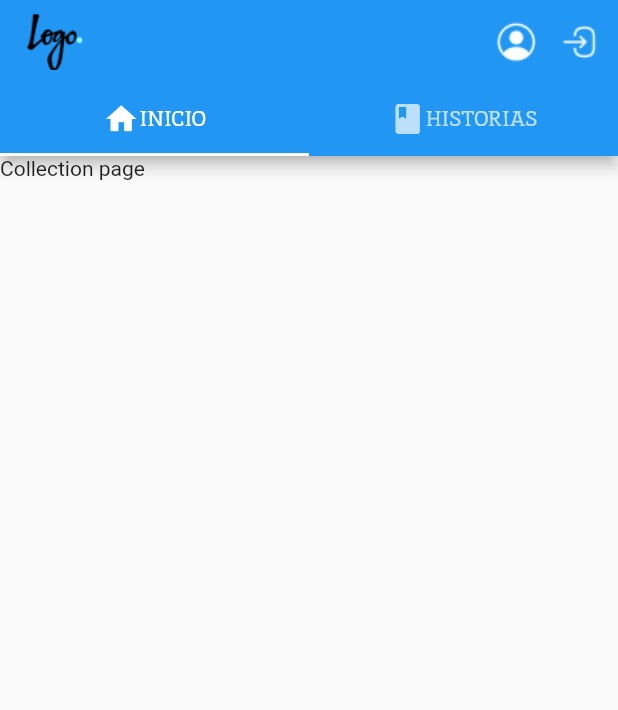
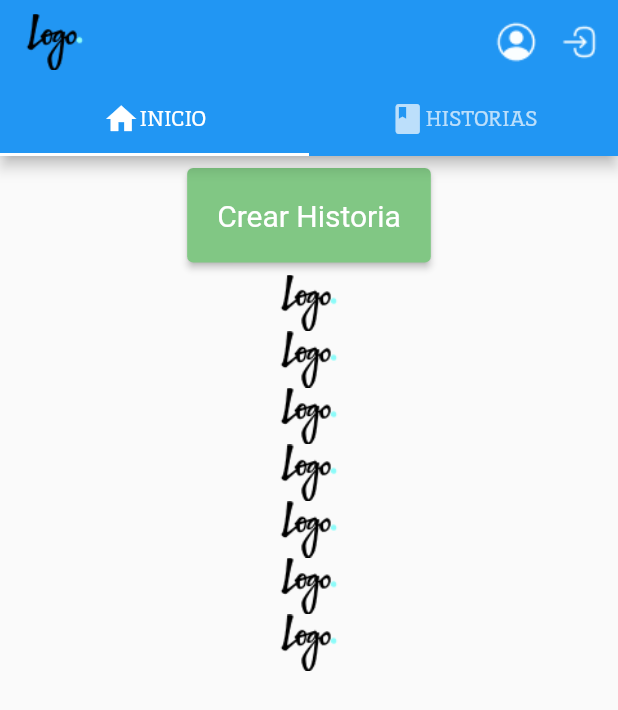
Before and after one commit to HuamanAngel/softales, a Flutter app: the screen it shows after launch, on a phone screen of 412 x 824 dp. Shown: the top 710 px of the screen. Run offline on Flutter 3.47's test engine with Material 2 defaults, Android fonts, the phone set to English and light mode, and no system bars; missing offline and left inert: flutter_secure_storage_web.

Commit message:
Crear Historia

```diff
--- a/lib/presentation/home/collection/collection_page.dart
+++ b/lib/presentation/home/collection/collection_page.dart
@@ -10,6 +10,55 @@ class CollectionPage extends StatefulWidget {
 class _CollectionPageState extends State<CollectionPage> {
   @override
   Widget build(BuildContext context) {
-    return Container(child: Text("Collection page"));
+    return SingleChildScrollView(
+        child: Column(
+            mainAxisAlignment: MainAxisAlignment.center,
+            children: <Widget>[
+          ButtonBar(
+            alignment: MainAxisAlignment.center,
+            children: <Widget>[
+              ElevatedButton(
+                onPressed: () {},
+                style: ButtonStyle(
+                  backgroundColor:
+                      MaterialStateProperty.all<Color>(Colors.green.shade300),
+                  padding: MaterialStateProperty.all<EdgeInsetsGeometry>(
+                      const EdgeInsets.all(20)),
+                  textStyle: MaterialStateProperty.all<TextStyle>(
+                      const TextStyle(fontSize: 20)),
+                ),
+                child: const Text("Crear Historia"),
+              ),
+            ],
+          ),
+          Image(
+            image: const AssetImage("assets/images/Logo.png"),
+            width: MediaQuery.of(context).size.width * 0.1,
+          ),
+          Image(
+            image: const AssetImage("assets/images/Logo.png"),
+            width: MediaQuery.of(context).size.width * 0.1,
+          ),
+          Image(
+            image: const AssetImage("assets/images/Logo.png"),
+            width: MediaQuery.of(context).size.width * 0.1,
+          ),
+          Image(
+            image: const AssetImage("assets/images/Logo.png"),
+            width: MediaQuery.of(context).size.width * 0.1,
+          ),
+          Image(
+            image: const AssetImage("assets/images/Logo.png"),
+            width: MediaQuery.of(context).size.width * 0.1,
+          ),
+          Image(
+            image: const AssetImage("assets/images/Logo.png"),
+            width: MediaQuery.of(context).size.width * 0.1,
+          ),
+          Image(
+            image: const AssetImage("assets/images/Logo.png"),
+            width: MediaQuery.of(context).size.width * 0.1,
+          ),
+        ]));
   }
 }
```
Also changed, not shown: pubspec.lock.
